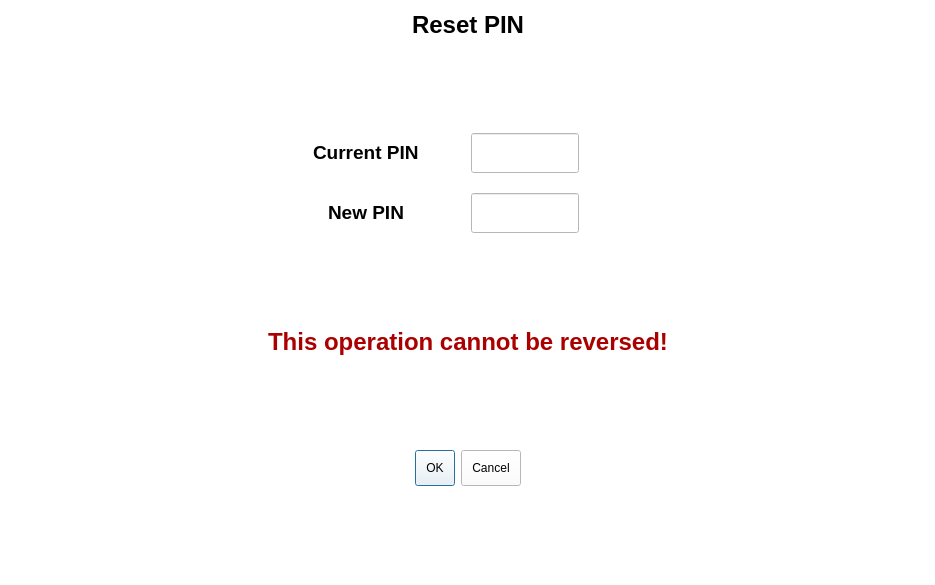
First picture: the form in resetpin.ui, repository arc-bphc/sims-gui, before the edit.
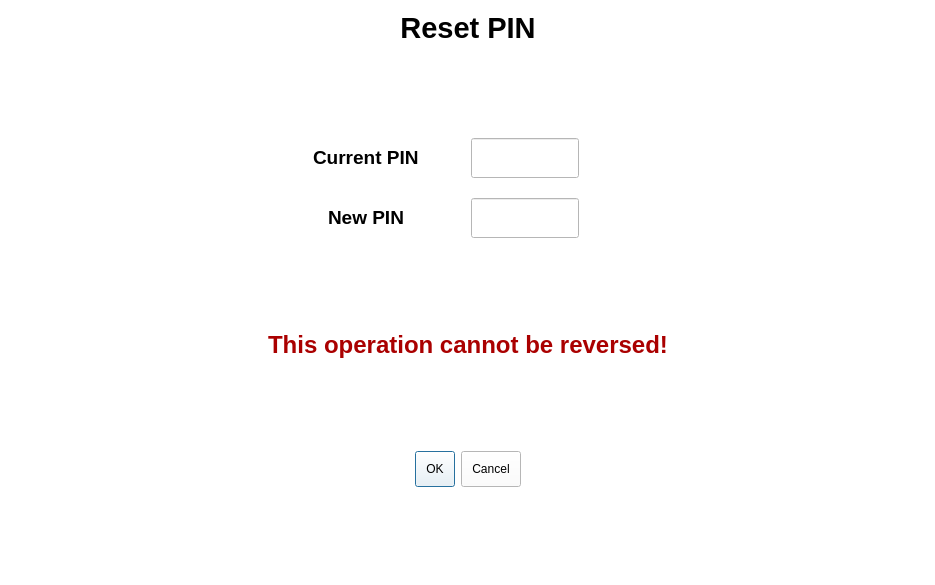
Second picture: the form after the edit.

What changed in the file:
```diff
--- a/resetpin.ui
+++ b/resetpin.ui
@@ -82,7 +82,7 @@
         </sizepolicy>
        </property>
        <property name="text">
-        <string>&lt;html&gt;&lt;head/&gt;&lt;body&gt;&lt;p align=&quot;center&quot;&gt;&lt;span style=&quot; font-size:18pt; font-weight:600;&quot;&gt;Reset PIN&lt;/span&gt;&lt;/p&gt;&lt;/body&gt;&lt;/html&gt;</string>
+        <string>&lt;html&gt;&lt;head/&gt;&lt;body&gt;&lt;p align=&quot;center&quot;&gt;&lt;span style=&quot; font-size:22pt; font-weight:600;&quot;&gt;Reset PIN&lt;/span&gt;&lt;/p&gt;&lt;/body&gt;&lt;/html&gt;</string>
        </property>
       </widget>
      </item>
```
